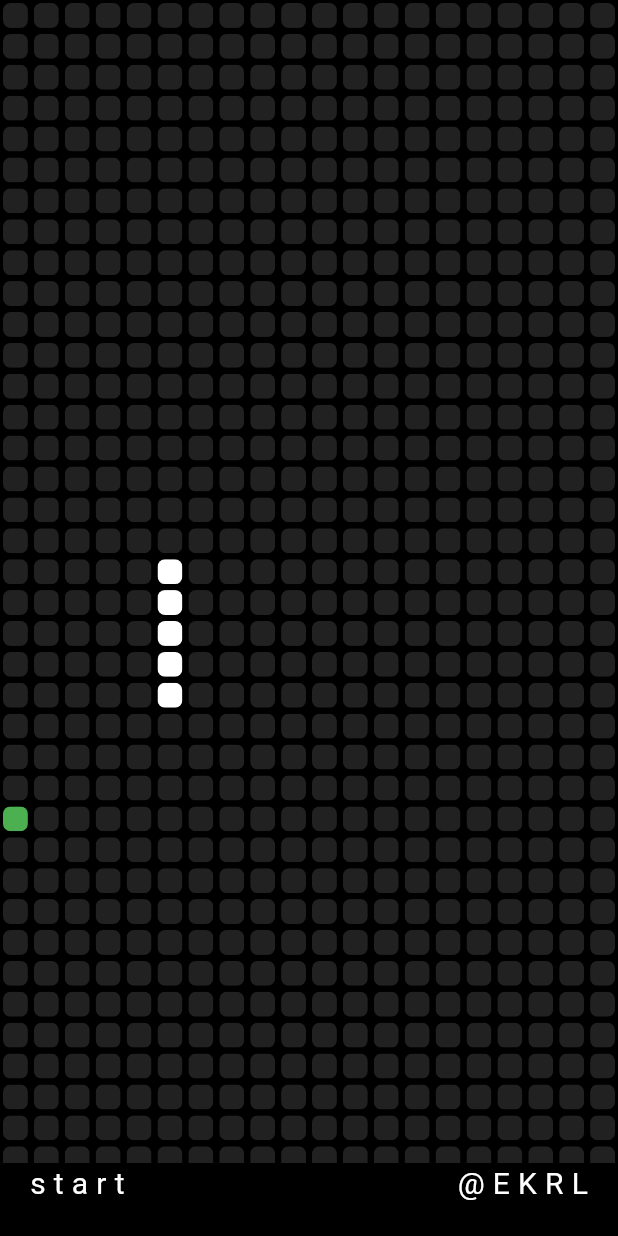
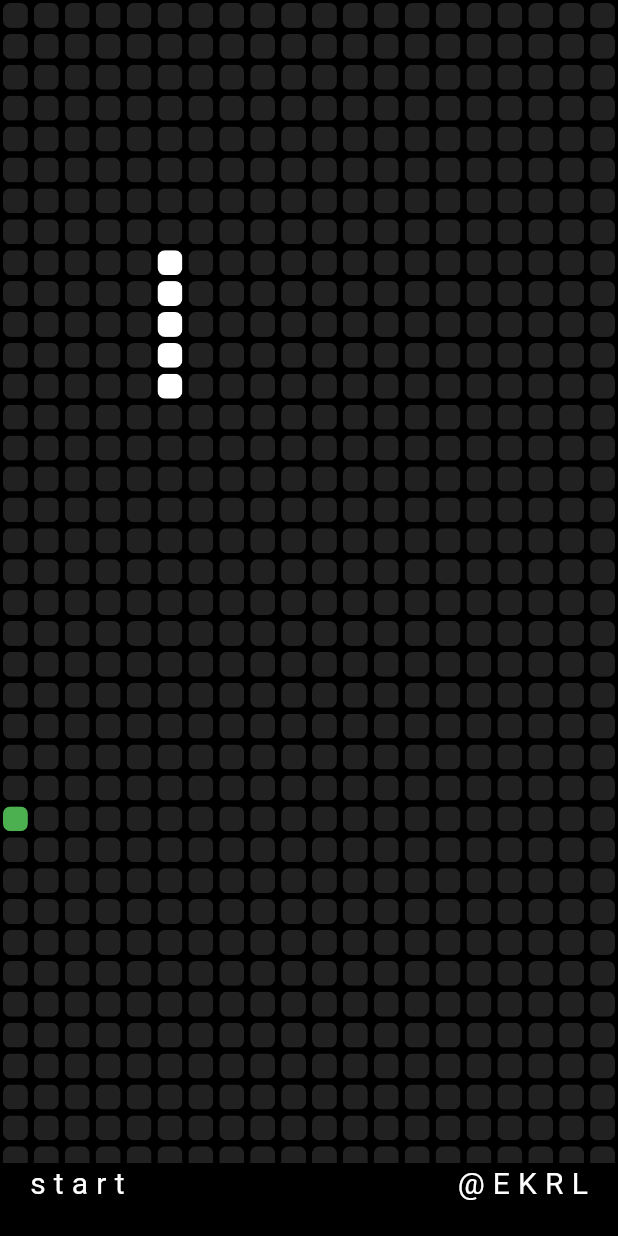
Before and after one commit to rafael-escalante/snake_game, a Flutter app: the HomePage screen opened directly, after a tap on "s t a r t", on a phone screen of 412 x 824 dp. Run offline on Flutter 3.47's test engine with Material 3 defaults, Android fonts, the phone set to English and light mode, and no system bars.

Commit message:
More comments

```diff
--- a/lib/snake_game.dart
+++ b/lib/snake_game.dart
@@ -34,7 +34,7 @@ class _HomePageState extends State<HomePage> {
     105,
     125
   ]; // Posiciones iniciales de la serpiente
-  int numberOfSquares = 760; // Número total de celdas en la cuadrícula
+  int numberOfSquares = 760; // Número total de celdas en la cuadrícula (20x38)
 
   static var randomNumber = Random();
   int food = randomNumber.nextInt(700); // Posición inicial de la comida
@@ -59,7 +59,7 @@ class _HomePageState extends State<HomePage> {
     ]; // Reinicia la posición de la serpiente
     const duration = const Duration(
         milliseconds:
-            75); // Velocidad de actualización (velocidad de la serpiente)
+            200); // Velocidad de actualización (velocidad de la serpiente)
     Timer.periodic(duration, (Timer timer) {
       updateSnake(); // Actualiza la posición de la serpiente
       if (gameOver()) {
@@ -142,7 +142,7 @@ class _HomePageState extends State<HomePage> {
         builder: (BuildContext context) {
           return AlertDialog(
             title: Text('GAME OVER'),
-            content: Text('Tu puntuación: ' + snakePosition.length.toString()),
+            content: Text('Tu puntuación:   ${snakePosition.length - 5}'),
             actions: <Widget>[
               TextButton(
                 child: Text('Jugar de nuevo'),
```
